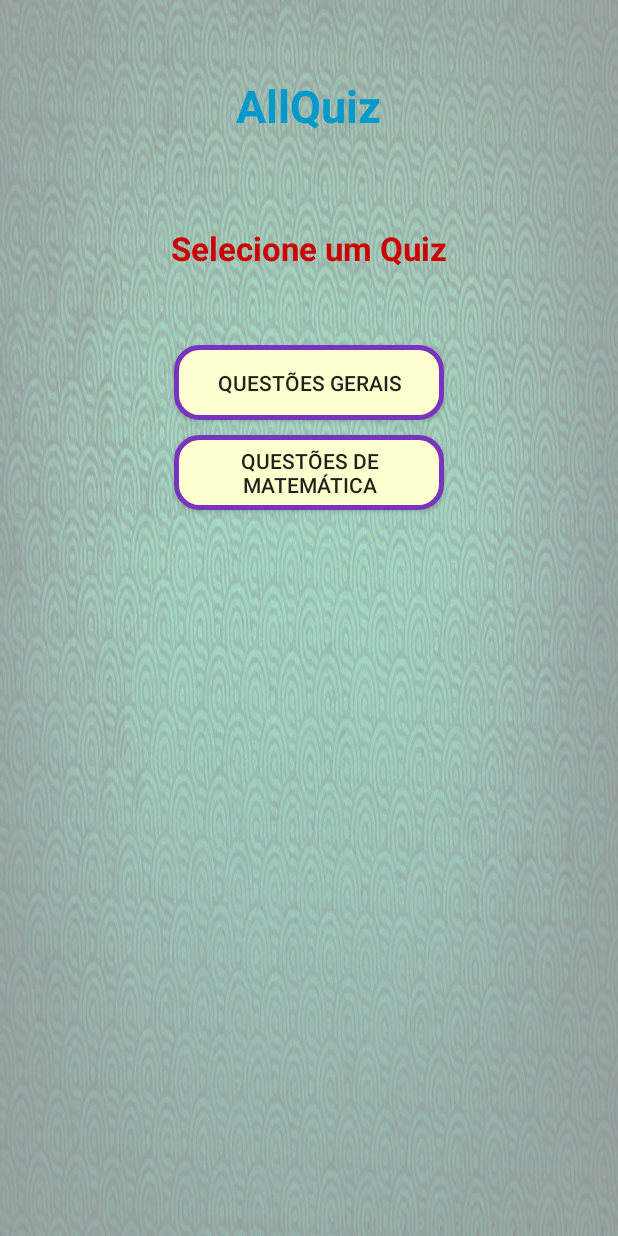
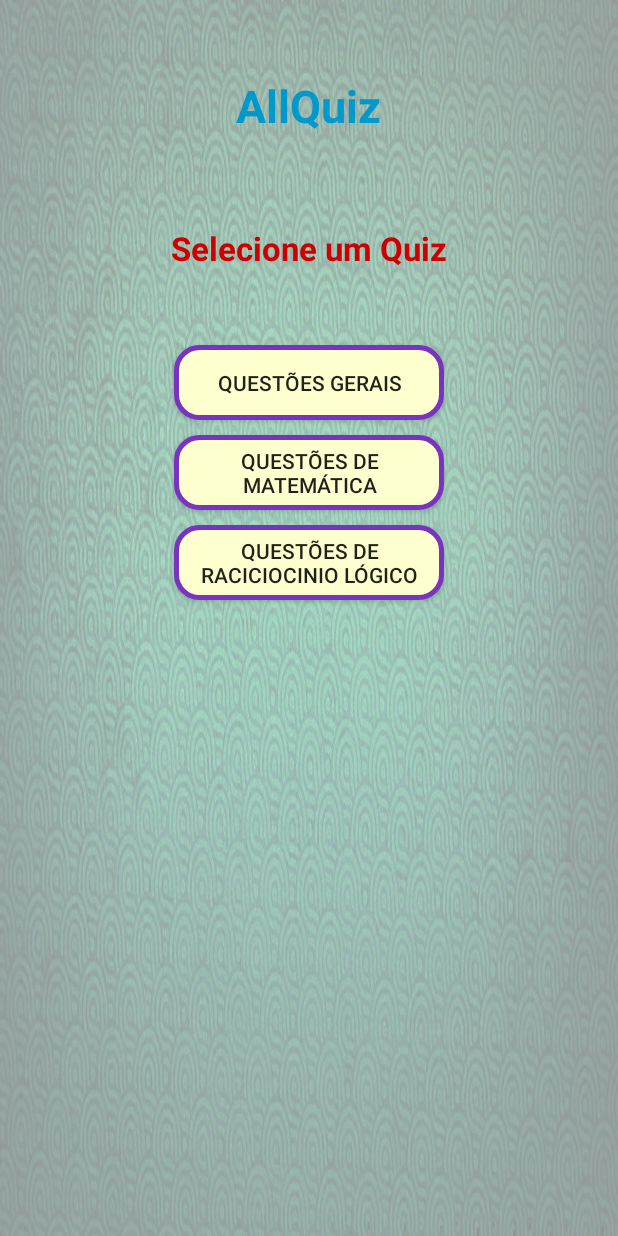
Before and after one commit to KienKse/AllQuiz, an Android app: the screen it shows after launch (StartActivity), on a phone screen of 412 x 824 dp. Run offline under Robolectric (Android 15) with nearby library versions, the light colour scheme and no system bars.

Commit message:
Correção do bug no questionario de raciocinio logico

```diff
--- a/app/src/main/AndroidManifest.xml
+++ b/app/src/main/AndroidManifest.xml
@@ -4,7 +4,7 @@
 
     <application
         android:allowBackup="true"
-        android:icon="@mipmap/ic_launcher"
+        android:icon="@drawable/ic_launcher"
         android:label="@string/app_name"
         android:roundIcon="@mipmap/ic_launcher_round"
         android:supportsRtl="true"
--- a/app/src/main/java/com/app/kien/allquiz/StartActivity.java
+++ b/app/src/main/java/com/app/kien/allquiz/StartActivity.java
@@ -9,6 +9,7 @@ public class StartActivity extends AppCompatActivity {
 
     private final int GERAL_DEFAUT = 0;
     private final int MATEMATICA = 1;
+    private final int RACIOCINIO=2;
 
     @Override
     protected void onCreate(Bundle savedInstanceState) {
@@ -27,6 +28,9 @@ public class StartActivity extends AppCompatActivity {
             case R.id.botao2:
                 quizCategory = MATEMATICA;
                 break;
+            case R.id.botao3:
+                quizCategory=RACIOCINIO;
+                break;
         }
 
         Intent intent = new Intent(getApplicationContext(),quizzActivity.class);
--- a/app/src/main/res/layout/activity_quizz.xml
+++ b/app/src/main/res/layout/activity_quizz.xml
@@ -11,10 +11,10 @@
 
 
     <ImageView
-        android:layout_margin="@dimen/padAll"
         android:id="@+id/logo"
         android:layout_width="wrap_content"
-        android:layout_height="wrap_content" />
+        android:layout_height="wrap_content"
+        android:layout_margin="@dimen/padAll" />
 
     <TextView
         android:id="@+id/contQuestao"
@@ -22,7 +22,7 @@
         android:layout_height="wrap_content"
         android:text="@string/text1"
         android:textSize="20sp"
-        android:layout_marginTop="40dp" />
+        android:layout_marginTop="20dp" />
 
         <TextView
             android:layout_margin="@dimen/padAll"
--- a/app/src/main/res/layout/activity_start.xml
+++ b/app/src/main/res/layout/activity_start.xml
@@ -1,51 +1,58 @@
 <?xml version="1.0" encoding="utf-8"?>
 <LinearLayout xmlns:android="http://schemas.android.com/apk/res/android"
-    xmlns:app="http://schemas.android.com/apk/res-auto"
     xmlns:tools="http://schemas.android.com/tools"
     android:layout_width="match_parent"
     android:layout_height="match_parent"
-    tools:context="com.app.kien.allquiz.StartActivity"
+    android:background="@drawable/bg"
     android:gravity="center_horizontal"
     android:orientation="vertical"
-    android:background="@drawable/bg">
-
-    <TextView
-        android:layout_marginTop="50dp"
-        android:layout_width="wrap_content"
-        android:layout_height="wrap_content"
-        android:text="@string/app_name"
-        android:textStyle="bold"
-        android:textSize="30dp"
-        android:textColor="@android:color/holo_blue_dark"/>
+    tools:context="com.app.kien.allquiz.StartActivity">
 
     <TextView
         android:layout_width="wrap_content"
         android:layout_height="wrap_content"
+        android:layout_marginTop="50dp"
+        android:text="@string/app_name"
+        android:textColor="@android:color/holo_blue_dark"
+        android:textSize="30dp"
+        android:textStyle="bold" />
+
+    <TextView
+        android:layout_width="wrap_content"
+        android:layout_height="wrap_content"
+        android:layout_marginTop="60dp"
         android:text="@string/Selecao_Quest"
+        android:textColor="@android:color/holo_red_dark"
         android:textSize="22sp"
-        android:textStyle="bold"
-        android:textColor="@android:color/holo_red_dark"
-        android:layout_marginTop="60dp"/>
+        android:textStyle="bold" />
 
 
     <!--Só o perguntas Teste Clicavel-->
     <Button
-        android:background="@drawable/redondo"
         android:id="@+id/botao1"
         android:layout_width="@dimen/botaoStart_width"
         android:layout_height="@dimen/botaoStart_height"
-        android:text="@string/tipo_quest1"
         android:layout_marginTop="50dp"
+        android:background="@drawable/redondo"
         android:onClick="startQuiz"
-        />
+        android:text="@string/tipo_quest1" />
+
     <Button
-        android:background="@drawable/redondo"
         android:id="@+id/botao2"
         android:layout_width="@dimen/botaoStart_width"
         android:layout_height="@dimen/botaoStart_height"
-        android:text="@string/tipo_quest2"
         android:layout_marginTop="10dp"
+        android:background="@drawable/redondo"
         android:onClick="startQuiz"
-        />
+        android:text="@string/tipo_quest2" />
+
+    <Button
+        android:id="@+id/botao3"
+        android:layout_width="@dimen/botaoStart_width"
+        android:layout_height="@dimen/botaoStart_height"
+        android:layout_marginTop="10dp"
+        android:background="@drawable/redondo"
+        android:onClick="startQuiz"
+        android:text="@string/tipo_quest3" />
 
 </LinearLayout>
--- a/app/src/main/res/values/strings.xml
+++ b/app/src/main/res/values/strings.xml
@@ -7,5 +7,6 @@
     <string name="Selecao_Quest">Selecione um Quiz</string>
     <string name="tipo_quest1">Questões Gerais</string>
     <string name="tipo_quest2">Questões de Matemática</string>
+    <string name="tipo_quest3">Questões de Raciciocinio Lógico</string>
 
 </resources>
```
Also changed, not shown: app/src/main/java/com/app/kien/allquiz/quizzActivity.java (+29 -14 lines), app/src/main/res/drawable/ic_launcher.png (added), app/src/main/res/mipmap-xhdpi/mipmap-hdpi/ic_launcher.png (added), app/src/main/res/mipmap-xhdpi/mipmap-mdpi/ic_launcher.png (added), app/src/main/res/mipmap-xhdpi/mipmap-xhdpi/ic_launcher.png (added), app/src/main/res/mipmap-xhdpi/mipmap-xxhdpi/ic_launcher.png (added), app/src/main/res/mipmap-xhdpi/mipmap-xxxhdpi/ic_launcher.png (added), app/src/main/res/mipmap-xxxhdpi/mipmap-hdpi/ic_launcher.png (added), app/src/main/res/mipmap-xxxhdpi/mipmap-mdpi/ic_launcher.png (added), app/src/main/res/mipmap-xxxhdpi/mipmap-xhdpi/ic_launcher.png (added), app/src/main/res/mipmap-xxxhdpi/mipmap-xxhdpi/ic_launcher.png (added), app/src/main/res/mipmap-xxxhdpi/mipmap-xxxhdpi/ic_launcher.png (added).
